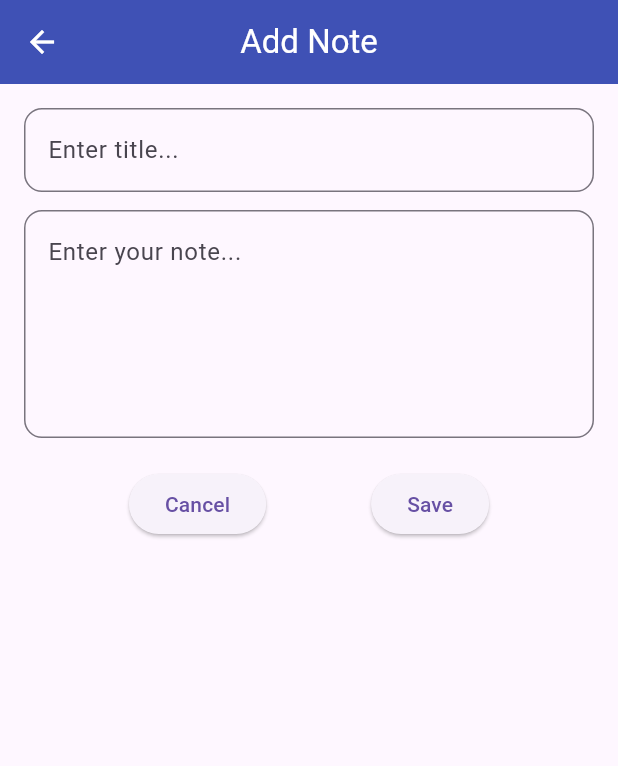
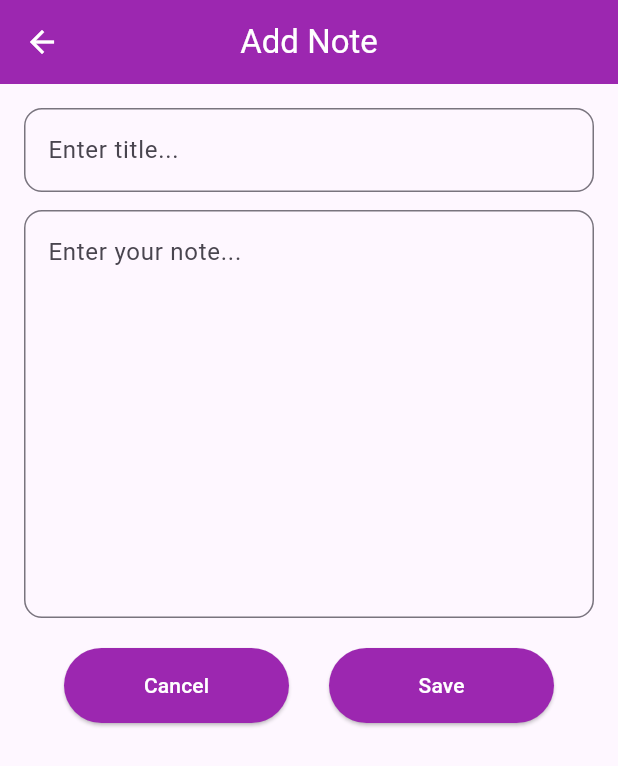
Before and after one commit to SohailKhan-Coder/Notes_App_Supabase, a Flutter app: the screen it shows after launch, after a tap on the "add" icon, on a phone screen of 412 x 824 dp. Shown: the top 766 px of the screen. Run offline on Flutter 3.47's test engine with Material 3 defaults, Android fonts, the phone set to English and light mode, and no system bars; our stand-ins replace supabase_flutter; accounts and stored records are empty.

Commit message:
Notes Keeper Appliction in which Backened Use Supabase

```diff
--- a/lib/details_view.dart
+++ b/lib/details_view.dart
@@ -30,9 +30,6 @@ class _DetailsViewState extends State<DetailsView> {
     return Scaffold(
       appBar: AppBar(
         title: Text(isEditing ? "Edit Note" : "Add Note"),
-        backgroundColor: Colors.indigo,
-        foregroundColor: Colors.white,
-        centerTitle: true,
       ),
       body: Padding(
         padding: const EdgeInsets.all(16.0),
@@ -51,7 +48,7 @@ class _DetailsViewState extends State<DetailsView> {
             // Body Field
             TextFormField(
               controller: _bodyController,
-              maxLines: 5,
+              maxLines: 10,
               decoration: InputDecoration(
                 hintText: "Enter your note...",
                 border: OutlineInputBorder(borderRadius: BorderRadius.circular(12)),
@@ -63,11 +60,19 @@ class _DetailsViewState extends State<DetailsView> {
             Row(
               mainAxisAlignment: MainAxisAlignment.spaceEvenly,
               children: [
-                ElevatedButton(
+                SizedBox(
+                  height: 50,
+                  width: 150,
+                  child: ElevatedButton(
+
                     onPressed: () => Navigator.of(context).pop(),
                     child: const Text("Cancel"),
                   ),
-                ElevatedButton(
+                ),
+                SizedBox(
+                  height: 50,
+                  width: 150,
+                  child: ElevatedButton(
                     onPressed: () async {
                       final title = _titleController.text.trim();
                       final body = _bodyController.text.trim();
@@ -94,6 +99,7 @@ class _DetailsViewState extends State<DetailsView> {
                     },
                     child: Text(isEditing ? "Update" : "Save"),
                   ),
+                ),
               ],
             ),
           ],
--- a/lib/home_view.dart
+++ b/lib/home_view.dart
@@ -19,9 +19,6 @@ class _HomeViewState extends State<HomeView> {
   Widget build(BuildContext context) {
     return Scaffold(
       appBar: AppBar(
-        centerTitle: true,
-        backgroundColor: Colors.indigo,
-        foregroundColor: Colors.white,
         title: const Text("Notes Keeper App"),
       ),
       body: StreamBuilder<List<Map<String, dynamic>>>(
@@ -99,11 +96,11 @@ class _HomeViewState extends State<HomeView> {
           // Navigate to DetailsView to add a new note
           Navigator.of(context).push(
             MaterialPageRoute(
-              builder: (context) => const DetailsView(),
+              builder: (context) => DetailsView(),
             ),
           );
         },
-        child: const Icon(Icons.add),
+        child: Icon(Icons.add),
       ),
     );
   }
--- a/lib/main.dart
+++ b/lib/main.dart
@@ -7,7 +7,7 @@ void main() async {
   await Supabase.initialize(
     url: 'SUPABASE_URL',
     anonKey:
-    'ANON_KEY',
+        'ANON_KEY',
   );
   runApp(NotesApp());
 }
@@ -22,6 +22,35 @@ class _NotesAppState extends State<NotesApp> {
   Widget build(BuildContext context) {
     return MaterialApp(
       debugShowCheckedModeBanner: false,
+      theme: ThemeData(
+        primarySwatch: Colors.purple,
+        appBarTheme: const AppBarTheme(
+          centerTitle: true,
+          backgroundColor: Colors.purple,
+          foregroundColor: Colors.white, // AppBar title & icons
+        ),
+        iconTheme: const IconThemeData(
+          color: Colors.purple, // Default icon color
+        ),
+        floatingActionButtonTheme: const FloatingActionButtonThemeData(
+          backgroundColor: Colors.purple,
+          foregroundColor: Colors.white, // FAB icon color
+        ),
+        elevatedButtonTheme: ElevatedButtonThemeData(
+          style: ElevatedButton.styleFrom(
+            backgroundColor: Colors.purple, // Button background
+            foregroundColor: Colors.white, // Button text/icon color
+            shape: RoundedRectangleBorder(
+              borderRadius: BorderRadius.circular(25),
+            ),
+          ),
+        ),
+        textButtonTheme: TextButtonThemeData(
+          style: TextButton.styleFrom(
+            foregroundColor: Colors.purple, // Text button color
+          ),
+        ),
+      ),
       home: HomeView(),
     );
   }
```
Lines whose indentation alone changed are shown as unchanged.
